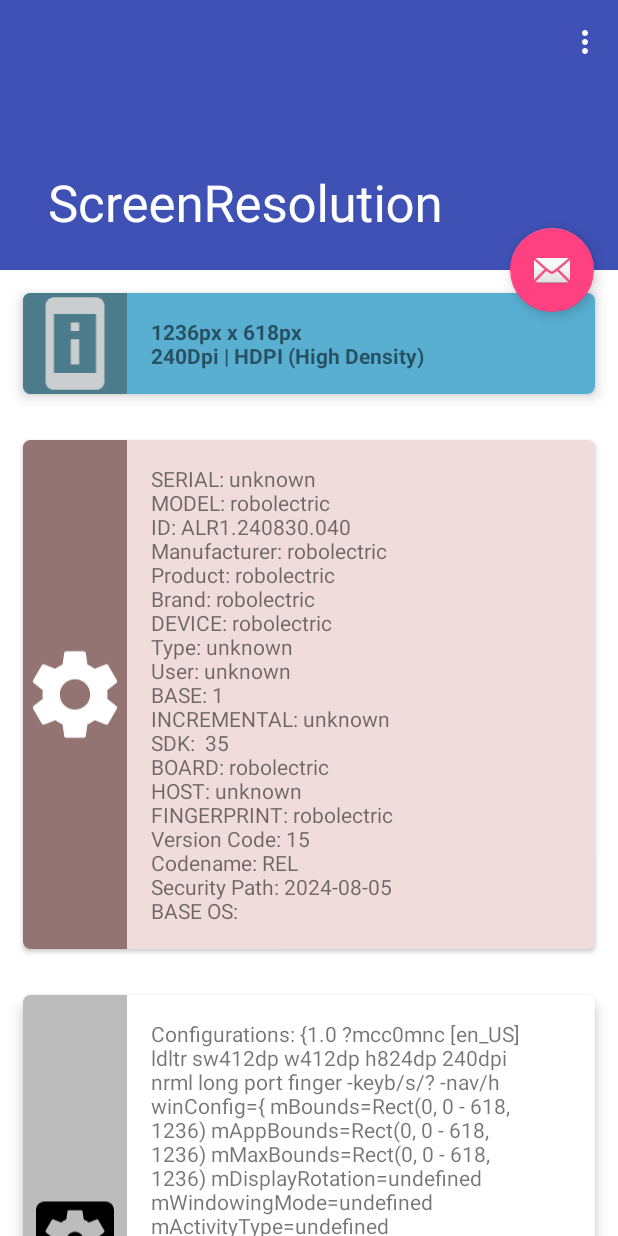
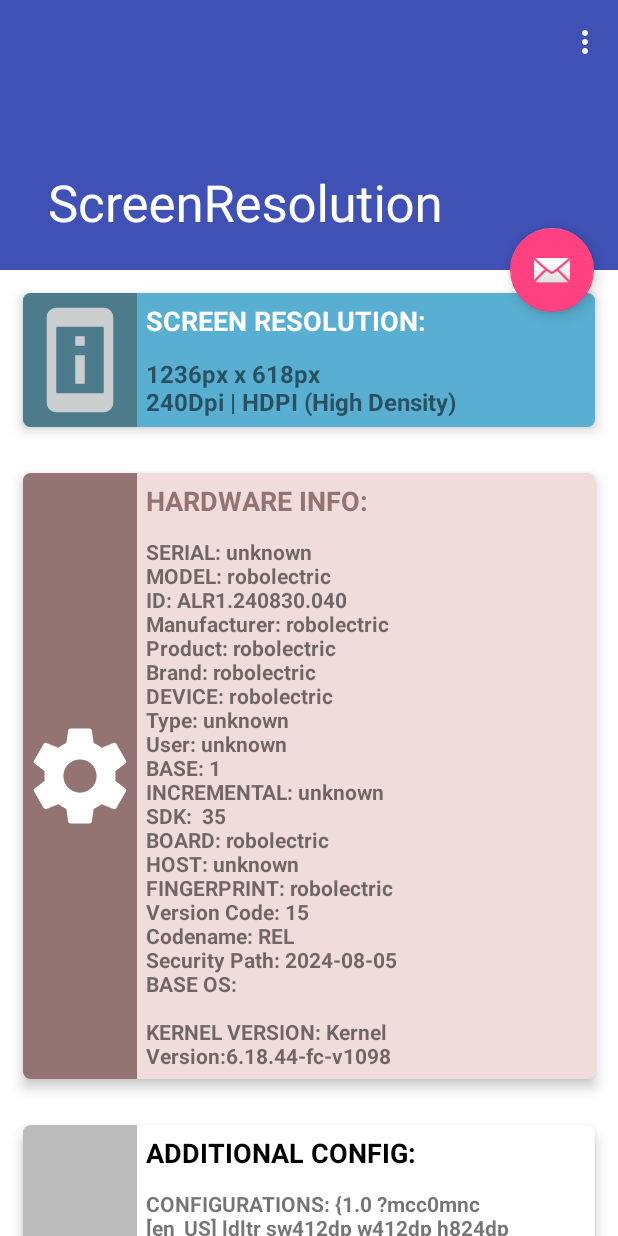
Before and after one commit to douglimar/ScreenResolution, an Android app: the screen it shows after launch (MainActivity), on a phone screen of 412 x 824 dp. Run offline under Robolectric (Android 15) with nearby library versions, the phone set to English and light mode, and no system bars; 4 statements that could not run were skipped.

Commit message:
Commit -- 2018.02.21

```diff
--- a/app/src/main/java/br/com/screenresolution/MainActivity.java
+++ b/app/src/main/java/br/com/screenresolution/MainActivity.java
@@ -55,13 +55,12 @@ public class MainActivity extends AppCompatActivity {
         TextView tvHWInfo = findViewById(R.id.tvHardwareInfo);
         TextView tvHWConfig = findViewById(R.id.tvHardwareConfig);
         TextView tvBatteryStatus = findViewById(R.id.tvBatteryStatus);
-        TextView tvDataType = findViewById(R.id.tvDataType);
-        TextView tvDeviceInch = findViewById(R.id.tvDeviceInch);
-        TextView tvKernel = findViewById(R.id.tvKernel);
-        TextView tvSDCard = findViewById(R.id.tvSDCard);
+        //TextView tvDataType = findViewById(R.id.tvDataType);
+        //TextView tvDeviceInch = findViewById(R.id.tvDeviceInch);
+        //TextView tvKernel = findViewById(R.id.tvKernel);
+        //TextView tvSDCard = findViewById(R.id.tvSDCard);
         TextView tvIMEIInfo = findViewById(R.id.tvIMEIInfo);
         TextView tvScreenRes = findViewById(R.id.tvScreenRes);
-
 
         tvHWInfo.setText(getHardwareInfo());
 
@@ -70,15 +69,15 @@ public class MainActivity extends AppCompatActivity {
         tvBatteryStatus.setText(getBatteryStatus2(getBaseContext()));
         tvScreenRes.setText(getScreenResolution());
 
-        tvSDCard.setText(getSDCardStatus()+ "\n" + getSDCardFreeSpace3());
+        //tvSDCard.setText(getSDCardStatus()+ "\n" + getSDCardFreeSpace3());
 
-        tvKernel.setText(getKernelVersion());
+        //tvKernel.setText(getKernelVersion());
 
-        tvDataType.setText(getDataType(this));
+        //tvDataType.setText();
 
-        tvDeviceInch.setText(getDeviceInch(this));
+        //tvDeviceInch.setText(getDeviceInch(this));
 
-        tvIMEIInfo.setText(getIMEINumber());
+        tvIMEIInfo.setText(getDataType(this)+ "\n" + getIMEINumber());
 
         //Toast.makeText(getApplicationContext(), "Toolbar Height: " +  toolbar.getHeight(), Toast.LENGTH_LONG).show();
         //Toast.makeText(getApplicationContext(), "Imei: " +  getIMEINumber(), Toast.LENGTH_LONG).show();
@@ -154,16 +153,16 @@ public class MainActivity extends AppCompatActivity {
 
             if (iSIM_Total == 1) {
 
-                IMEI = telephonyManager.getDeviceId();
+                IMEI = "IMEI: " + telephonyManager.getDeviceId();
 
             } else {
-                IMEI = telephonyManager.getDeviceId(1) + "\n" + telephonyManager.getDeviceId(2);
-
+                IMEI = "IMEI 1: " + telephonyManager.getDeviceId(1) + "\n"
+                     + "IMEI 2: " + telephonyManager.getDeviceId(2);
             }
         }
 
 
-        result = "IMEI: " + IMEI + "\n"+
+        result = IMEI + "\n"+
                 "SW Version: " + telephonyManager.getDeviceSoftwareVersion()+ "\n" +
                 "SIM Country: " + telephonyManager.getSimCountryIso() + "\n" +
                 "SIM Operator: " + telephonyManager.getSimOperator() + "\n" +
@@ -215,21 +214,25 @@ public class MainActivity extends AppCompatActivity {
                 "Codename: " + Build.VERSION.CODENAME + "\n";
 
         if (Build.VERSION.SDK_INT >= Build.VERSION_CODES.M) {
-            text = text + "Security Path: " + Build.VERSION.SECURITY_PATCH + "\n" +
-                    "BASE OS: " + Build.VERSION.BASE_OS ;
+            text += "Security Path: " + Build.VERSION.SECURITY_PATCH + "\n" +
+                    "BASE OS: " + Build.VERSION.BASE_OS;
         }
+
+        text+= "\n\nKERNEL VERSION: " + getKernelVersion();
+
 
         return text;
     }
 
     public String getHardwareConfiguration() {
 
-        String text = "Configurations: " + getResources().getConfiguration() + "\n" +
-                "Configurations: Density DPI: " + getResources().getConfiguration().densityDpi + "\n" +
-                "Configurations: Describe Contents: " + getResources().getConfiguration().describeContents() + "\n" +
-                "Screen Brightness: " + Settings.System.SCREEN_BRIGHTNESS + "\n" +
-                "Ringtone: " + Settings.System.RINGTONE + "\n" +
-                "Display Service: " + DISPLAY_SERVICE + "\n";
+        String text = "CONFIGURATIONS: " + getResources().getConfiguration() + "\n\n" +
+                "DENSITY DPI: " + getResources().getConfiguration().densityDpi + "\n\n" +
+                "DESCRIBE CONTENTS: " + getResources().getConfiguration().describeContents() + "\n\n" +
+                "SCREEN BRIGHTNESS: " + Settings.System.SCREEN_BRIGHTNESS + "\n\n" +
+                "SCREEN BRIGHTNESS MODE: " + Settings.System.SCREEN_BRIGHTNESS_MODE + "\n\n"+
+                "RINGTONE: " + Settings.System.RINGTONE + "\n\n" +
+                "DISPLAY SERVICE: " + DISPLAY_SERVICE + "\n\n";
 
         return text;
     }
@@ -279,11 +282,11 @@ public class MainActivity extends AppCompatActivity {
 
         float batteryPct = level / (float)scale;
 
-        return "Battery level: " + level + "\n"
-                + "Battery Scale: " + scale
-                + " Is Charging: " + isCharging + "\n"
-                + " usbCharge: " + usbCharge + "\n"
-                + " acCharge: " + acCharge;
+        return "BATTERY LEVEL: " + level + " %\n"
+                + "BATTERY SCALE: " + scale + "\n"
+                + "IS CHARGING: " + isCharging + "\n"
+                + "CHARGING by USB: " + usbCharge + "\n"
+                + "CHARGING by AC Plug: " + acCharge;
     }
 
 
@@ -308,31 +311,24 @@ public class MainActivity extends AppCompatActivity {
         String sPixels = height + "px x " + width + "px";
 
         String sDensity = Integer.toString(density);
+/*
+        String sBrightness = "SCREEN BRIGHTNESS: " + Settings.System.SCREEN_BRIGHTNESS + "\n"
+                + "SCREEN BRIGHTNESS MODE: " + Settings.System.SCREEN_BRIGHTNESS_MODE;
+*/
 
         if (between(density, 1,120))
-            sDensity = sDensity + "Dpi | LDPI (Low Density)";
+            sDensity += "Dpi | LDPI (Low Density)";
         else if (between(density, 121,160))
-            sDensity = sDensity + "Dpi | MDPI (Medium Density)" ;
+            sDensity += "Dpi | MDPI (Medium Density)" ;
         else if (between(density,161,240))
-            sDensity = sDensity + "Dpi | HDPI (High Density)" ;
+            sDensity += "Dpi | HDPI (High Density)" ;
         else if (between(density,241,320))
-            sDensity = sDensity + "Dpi | XHDPI (Extra High Density)" ;
+            sDensity += "Dpi | XHDPI (Extra High Density)" ;
         else if (between(density,321,480))
-            sDensity = sDensity + "Dpi | XXHDPI (Extra Extra High Density)" ;
+            sDensity += "Dpi | XXHDPI (Extra Extra High Density)" ;
         else  if (density > 480)
-            sDensity = sDensity + "Dpi | XXXHDPI (Extra Extra Extra High Density)" ;
+            sDensity += "Dpi | XXXHDPI (Extra Extra Extra High Density)" ;
 
-        // Exibindo o resultado
-    	/*
-    	tvResolution.setText( "" + sPixels);
-    	tvHeight.setText(height+"px / " + width +"px");
-    	//tvWidth.setText(width+"px");
-        tvDensity.setText(sDensity); */
-
-        //textView.setText(height+"px / " + width +"px\n" + sDensity);
-        //textView.setText(sPixels + "\n" + sDensity);
-
-        //Toast.makeText(getApplicationContext(), "width " + fullscreenActivity.getMeasuredWidth()  + " - height " + fullscreenActivity.getMeasuredHeight(), Toast.LENGTH_SHORT).show();
         return  sPixels + "\n" + sDensity;
 
     }
@@ -349,7 +345,7 @@ public class MainActivity extends AppCompatActivity {
 
     public String getKernelVersion() {
 
-        return "Kernel Ver.:" + System.getProperty("os.version");
+        return "Kernel Version:" + System.getProperty("os.version");
 
     }
 
@@ -400,7 +396,7 @@ public class MainActivity extends AppCompatActivity {
         long kiloAvailable = bytesAvailable / 1024; // Available space from SD in KB
         long megaAvailable = bytesAvailable / (1024*1024); // Available space from SD in MB
 
-        return "\nNEW NEW SDCARD in KB: " + megaAvailable;
+        return "\n NEW SDCARD in KB: " + megaAvailable;
     }
 
     public static String getDeviceInch(Context activity) {
@@ -425,7 +421,7 @@ public class MainActivity extends AppCompatActivity {
         switch (tm.getNetworkType()) {
 
             case TelephonyManager.NETWORK_TYPE_1xRTT:
-                type += " Current network is 1xRTT";
+                type += "Current network is 1xRTT";
                 break;
             case TelephonyManager.NETWORK_TYPE_CDMA:
                 type += "Current network is CDMA: Either IS95A or IS95B (2G)";
--- /dev/null
+++ b/app/src/main/res/drawable/ic_phonelink_24dp.xml
@@ -0,0 +1,9 @@
+<vector xmlns:android="http://schemas.android.com/apk/res/android"
+        android:width="24dp"
+        android:height="24dp"
+        android:viewportWidth="24.0"
+        android:viewportHeight="24.0">
+    <path
+        android:fillColor="#FF000000"
+        android:pathData="M11.8,12.5v-1l1.1,-0.8c0.1,-0.1 0.1,-0.2 0.1,-0.3l-1,-1.7c-0.1,-0.1 -0.2,-0.2 -0.3,-0.1l-1.3,0.4c-0.3,-0.2 -0.6,-0.4 -0.9,-0.5l-0.2,-1.3c0,-0.1 -0.1,-0.2 -0.3,-0.2H7c-0.1,0 -0.2,0.1 -0.3,0.2l-0.2,1.3c-0.3,0.1 -0.6,0.3 -0.9,0.5l-1.3,-0.5c-0.1,0 -0.2,0 -0.3,0.1l-1,1.7c-0.1,0.1 0,0.2 0.1,0.3l1.1,0.8v1l-1.1,0.8c-0.1,0.2 -0.1,0.3 -0.1,0.4l1,1.7c0.1,0.1 0.2,0.2 0.3,0.1l1.4,-0.4c0.3,0.2 0.6,0.4 0.9,0.5l0.2,1.3c-0.1,0.1 0.1,0.2 0.2,0.2h2c0.1,0 0.2,-0.1 0.3,-0.2l0.2,-1.3c0.3,-0.1 0.6,-0.3 0.9,-0.5l1.3,0.5c0.1,0 0.2,0 0.3,-0.1l1,-1.7c0.1,-0.1 0,-0.2 -0.1,-0.3l-1.1,-0.9zM8,14c-1.1,0 -2,-0.9 -2,-2s0.9,-2 2,-2 2,0.9 2,2 -0.9,2 -2,2zM19,1H9c-1.1,0 -2,0.9 -2,2v3h2V4h10v16H9v-2H7v3c0,1.1 0.9,2 2,2h10c1.1,0 2,-0.9 2,-2V3c0,-1.1 -0.9,-2 -2,-2z"/>
+</vector>
--- a/app/src/main/res/layout/content_main.xml
+++ b/app/src/main/res/layout/content_main.xml
@@ -37,14 +37,35 @@
                     android:src="@drawable/ic_perm_device_information_black_24dp"
                     android:layout_weight="1"/>
 
+                <LinearLayout
+                    android:layout_width="0dp"
+                    android:layout_height="match_parent"
+                    android:orientation="vertical"
+
+                    android:layout_weight="4">
+
                     <TextView
-                    android:layout_width="0dp"
+                        android:layout_width="match_parent"
                         android:layout_height="wrap_content"
-                    android:layout_weight="4"
                         android:textStyle="bold"
-                    android:textSize="14sp"
+                        android:textSize="18sp"
+                        android:textColor="@android:color/white"
+                        android:text="SCREEN RESOLUTION:"
+                        android:id="@+id/tvScreenResTitle"
+                        android:layout_margin="@dimen/text_margin"/>
+
+                    <TextView
+                        android:layout_width="match_parent"
+                        android:layout_height="wrap_content"
+                        android:textStyle="bold"
+                        android:text="xxxx"
+                        android:textSize="16sp"
                         android:id="@+id/tvScreenRes"
                         android:layout_margin="@dimen/text_margin"/>
+
+
+
+                </LinearLayout>
 
             </LinearLayout>
 
@@ -54,7 +75,7 @@
             android:layout_width="match_parent"
             android:layout_height="wrap_content"
             android:layout_margin="15dp"
-            app:cardElevation="2dp"
+            app:cardElevation="5dp"
             android:background="@color/cardview_light_background"
             app:cardCornerRadius="5dp">
 
@@ -72,13 +93,29 @@
                     android:src="@drawable/ic_settings_black_24dp"
                     android:layout_weight="1"/>
 
+                <LinearLayout
+                    android:layout_width="0dp"
+                    android:layout_height="match_parent"
+                    android:orientation="vertical"
+                    android:layout_weight="4">
+
                     <TextView
-                    android:layout_width="0dp"
+                        android:layout_width="match_parent"
                         android:layout_height="wrap_content"
-                    android:layout_weight="4"
+                        android:textStyle="bold"
+                        android:textSize="18sp"
+                        android:textColor="#947373"
+                        android:text="HARDWARE INFO:"
+                        android:layout_margin="@dimen/text_margin"/>
+
+                    <TextView
+                        android:layout_width="match_parent"
+                        android:layout_height="wrap_content"
+                        android:textStyle="bold"
                         android:id="@+id/tvHardwareInfo"
                         android:layout_margin="@dimen/text_margin"/>
 
+                </LinearLayout>
             </LinearLayout>
 
         </android.support.v7.widget.CardView>
@@ -104,13 +141,30 @@
                     android:src="@drawable/ic_settings_applications_black_24dp"
                     android:layout_weight="1"/>
 
+                <LinearLayout
+                    android:layout_width="0dp"
+                    android:layout_height="match_parent"
+                    android:orientation="vertical"
+                    android:layout_weight="4">
+
                     <TextView
-                    android:layout_width="0dp"
+                        android:layout_width="match_parent"
+                        android:layout_height="wrap_content"
+                        android:textStyle="bold"
+                        android:textSize="18sp"
+                        android:textColor="@android:color/black"
+                        android:text="ADDITIONAL CONFIG:"
+                        android:layout_margin="@dimen/text_margin"/>
+
+                    <TextView
+                        android:layout_width="match_parent"
                         android:layout_height="wrap_content"
                         android:layout_weight="4"
+                        android:textStyle="bold"
                         android:id="@+id/tvHardwareConfig"
                         android:layout_margin="@dimen/text_margin"/>
 
+                </LinearLayout>
             </LinearLayout>
 
         </android.support.v7.widget.CardView>
@@ -127,27 +181,99 @@
                 android:layout_width="match_parent"
                 android:layout_height="match_parent"
                 android:orientation="horizontal"
+                android:background="#c9f4f2"
                 android:weightSum="5">
 
                 <ImageView
                     android:layout_width="0dp"
                     android:layout_height="match_parent"
-                    android:background="#199999"
+                    android:background="#36844f"
                     android:src="@drawable/ic_battery_24dp"
                     android:layout_weight="1"/>
 
+                <LinearLayout
+                    android:layout_width="0dp"
+                    android:layout_height="match_parent"
+                    android:orientation="vertical"
+                    android:layout_weight="4">
+
                     <TextView
-                    android:layout_width="0dp"
+                        android:layout_width="match_parent"
+                        android:layout_height="wrap_content"
+                        android:textStyle="bold"
+                        android:textSize="18sp"
+                        android:textColor="#36844f"
+                        android:text="BATTERY INFO:"
+                        android:layout_margin="@dimen/text_margin"/>
+
+                    <TextView
+                        android:layout_width="match_parent"
                         android:layout_height="wrap_content"
                         android:layout_weight="4"
+                        android:textStyle="bold"
                         android:id="@+id/tvBatteryStatus"
                         android:layout_margin="@dimen/text_margin"/>
 
+                </LinearLayout>
             </LinearLayout>
 
         </android.support.v7.widget.CardView>
 
 
+        <android.support.v7.widget.CardView
+            android:layout_width="match_parent"
+            android:layout_height="wrap_content"
+            android:layout_margin="15dp"
+            app:cardElevation="5dp"
+            android:background="@color/cardview_light_background"
+            app:cardCornerRadius="5dp">
+
+            <LinearLayout
+                android:layout_width="match_parent"
+                android:layout_height="match_parent"
+                android:orientation="horizontal"
+                android:background="#ca1919"
+                android:weightSum="5">
+
+                <ImageView
+                    android:layout_width="0dp"
+                    android:layout_height="match_parent"
+                    android:background="#FFF"
+                    android:src="@drawable/ic_sim_card_24dp"
+                    android:layout_weight="1"/>
+
+                <LinearLayout
+                    android:layout_width="0dp"
+                    android:layout_height="match_parent"
+                    android:orientation="vertical"
+                    android:layout_weight="4">
+
+                    <TextView
+                        android:layout_width="match_parent"
+                        android:layout_height="wrap_content"
+                        android:textStyle="bold"
+                        android:textSize="18sp"
+                        android:textColor="@android:color/white"
+                        android:text="MOBILE DATA INFO:"
+                        android:layout_margin="@dimen/text_margin"/>
+
+
+                    <TextView
+                        android:layout_width="match_parent"
+                        android:layout_height="wrap_content"
+                        android:layout_weight="4"
+                        android:id="@+id/tvIMEIInfo"
+                        android:textColor="@android:color/white"
+                        android:layout_margin="@dimen/text_margin"/>
+
+                </LinearLayout>
+            </LinearLayout>
+
+        </android.support.v7.widget.CardView>
+
+
+
+<!--
         <android.support.v7.widget.CardView
             android:layout_width="match_parent"
             android:layout_height="wrap_content"
@@ -280,40 +406,7 @@
 
         </android.support.v7.widget.CardView>
 
-        <android.support.v7.widget.CardView
-            android:layout_width="match_parent"
-            android:layout_height="wrap_content"
-            android:layout_margin="15dp"
-            app:cardElevation="5dp"
-            android:background="@color/cardview_light_background"
-            app:cardCornerRadius="5dp">
-
-            <LinearLayout
-                android:layout_width="match_parent"
-                android:layout_height="match_parent"
-                android:orientation="horizontal"
-                android:background="#ca1919"
-                android:weightSum="5">
-
-                <ImageView
-                    android:layout_width="0dp"
-                    android:layout_height="match_parent"
-                    android:background="#FFF"
-                    android:src="@drawable/ic_sim_card_24dp"
-                    android:layout_weight="1"/>
-
-                <TextView
-                    android:layout_width="0dp"
-                    android:layout_height="wrap_content"
-                    android:layout_weight="4"
-                    android:id="@+id/tvIMEIInfo"
-                    android:textColor="@android:color/white"
-                    android:layout_margin="@dimen/text_margin"/>
-
-            </LinearLayout>
-
-        </android.support.v7.widget.CardView>
-
+        -->
 
     </LinearLayout>
 
--- a/app/src/main/res/values/dimens.xml
+++ b/app/src/main/res/values/dimens.xml
@@ -1,5 +1,5 @@
 <resources>
     <dimen name="app_bar_height">180dp</dimen>
     <dimen name="fab_margin">16dp</dimen>
-    <dimen name="text_margin">16dp</dimen>
+    <dimen name="text_margin">6dp</dimen>
 </resources>
```
Lines whose indentation alone changed are shown as unchanged.
